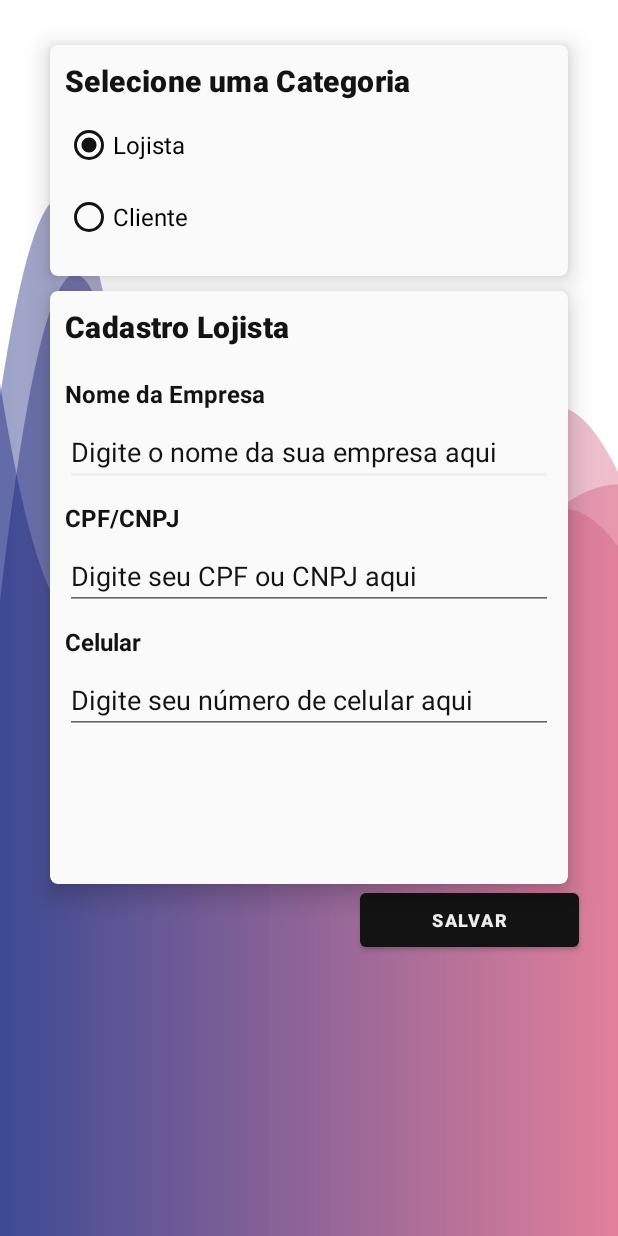
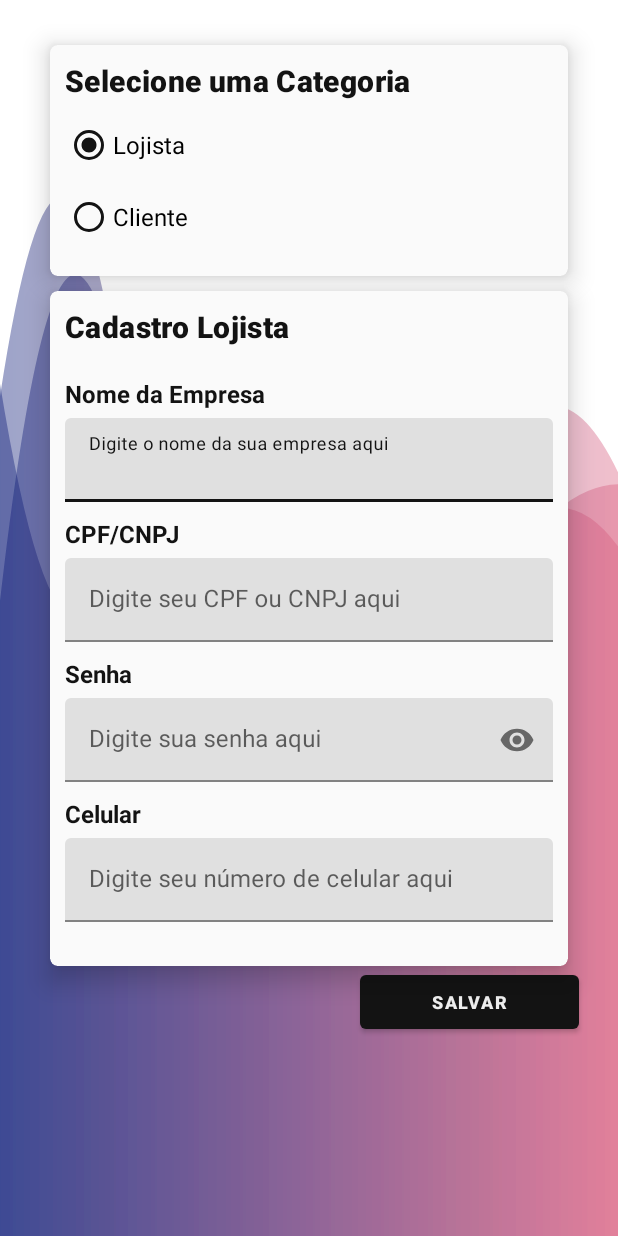
Before and after one commit to Limatucano/alif, an Android app: the CadastroActivity screen opened directly, with no data from a screen before it, on a phone screen of 412 x 824 dp. Run offline under Robolectric (Android 15) with nearby library versions, the light colour scheme and no system bars.

Commit message:
formulario de cadastro lojista

```diff
--- a/app/src/main/java/com/tcc/alif/CadastroActivity.kt
+++ b/app/src/main/java/com/tcc/alif/CadastroActivity.kt
@@ -18,6 +18,14 @@ class CadastroActivity : AppCompatActivity() {
         val radio_cliente   = findViewById<RadioButton>(R.id.cliente)
         val cadastropessoa  = findViewById<CardView>(R.id.cadastropessoa)
         val cadastrolojista = findViewById<CardView>(R.id.cadastrolojista)
+        val btn_cadastrar   = findViewById<Button>(R.id.btn_cadastrar)
+
+
+
+        btn_cadastrar.setOnClickListener {
+
+
+        }
 
 
         radio_lojista.setOnClickListener{
--- a/app/src/main/res/layout/activity_cadastro.xml
+++ b/app/src/main/res/layout/activity_cadastro.xml
@@ -17,7 +17,6 @@
 
 
         <!--INICIO Card seleção de cadastro-->
-
         <androidx.cardview.widget.CardView
             android:id="@+id/selecao"
             android:layout_width="345dp"
@@ -87,7 +86,7 @@
         <androidx.cardview.widget.CardView
             android:id="@+id/cadastrolojista"
             android:layout_width="345dp"
-            android:layout_height="395dp"
+            android:layout_height="450dp"
             android:layout_gravity="center"
             android:layout_below="@+id/selecao"
             android:layout_marginTop="10dp"
@@ -135,7 +134,14 @@
                     app:layout_constraintEnd_toEndOf="parent"
                     app:layout_constraintStart_toStartOf="parent"
                     app:layout_constraintTop_toBottomOf="@+id/title_juridico" />
-
+                <com.google.android.material.textfield.TextInputLayout
+                    android:id="@+id/input_nome_empresa"
+                    android:layout_width="match_parent"
+                    android:layout_height="wrap_content"
+                    app:layout_constraintEnd_toEndOf="parent"
+                    app:layout_constraintStart_toStartOf="parent"
+                    app:layout_constraintTop_toBottomOf="@+id/txt_empresa"
+                    app:endIconMode="clear_text">
                 <com.google.android.material.textfield.TextInputEditText
                     android:id="@+id/nome_empresa"
                     android:layout_width="match_parent"
@@ -152,6 +158,7 @@
                     app:layout_constraintEnd_toEndOf="parent"
                     app:layout_constraintStart_toStartOf="parent"
                     app:layout_constraintTop_toBottomOf="@+id/txt_empresa" />
+                </com.google.android.material.textfield.TextInputLayout>
                 <TextView
                     android:id="@+id/txt_cnpj_cpf"
                     android:layout_width="match_parent"
@@ -167,8 +174,15 @@
                     android:textStyle="bold"
                     app:layout_constraintEnd_toEndOf="parent"
                     app:layout_constraintStart_toStartOf="parent"
-                    app:layout_constraintTop_toBottomOf="@+id/nome_empresa" />
-
+                    app:layout_constraintTop_toBottomOf="@+id/input_nome_empresa" />
+                <com.google.android.material.textfield.TextInputLayout
+                    android:id="@+id/input_cpf"
+                    android:layout_width="match_parent"
+                    android:layout_height="wrap_content"
+                    app:layout_constraintEnd_toEndOf="parent"
+                    app:layout_constraintStart_toStartOf="parent"
+                    app:layout_constraintTop_toBottomOf="@+id/txt_cnpj_cpf"
+                    app:endIconMode="clear_text">
                 <com.google.android.material.textfield.TextInputEditText
                     android:id="@+id/cnpj_cpf"
                     android:layout_width="match_parent"
@@ -185,6 +199,51 @@
                     app:layout_constraintEnd_toEndOf="parent"
                     app:layout_constraintStart_toStartOf="parent"
                     app:layout_constraintTop_toBottomOf="@+id/txt_cnpj_cpf" />
+                </com.google.android.material.textfield.TextInputLayout>
+                <TextView
+                    android:id="@+id/txt_senha"
+                    android:layout_width="match_parent"
+                    android:layout_height="wrap_content"
+                    android:layout_marginStart="10dp"
+                    android:layout_marginLeft="10dp"
+                    android:layout_marginTop="10dp"
+                    android:layout_marginEnd="10dp"
+                    android:layout_marginRight="10dp"
+                    android:text="@string/senha"
+                    android:textColor="@color/black"
+                    android:textSize="16sp"
+                    android:textStyle="bold"
+                    app:layout_constraintEnd_toEndOf="parent"
+                    app:layout_constraintStart_toStartOf="parent"
+                    app:layout_constraintTop_toBottomOf="@+id/input_cpf" />
+
+                <com.google.android.material.textfield.TextInputLayout
+                    android:id="@+id/input_senha"
+                    android:layout_height="wrap_content"
+                    android:layout_width="match_parent"
+                    app:layout_constraintEnd_toEndOf="parent"
+                    app:layout_constraintStart_toStartOf="parent"
+                    app:layout_constraintTop_toBottomOf="@+id/txt_senha"
+                    app:endIconMode="password_toggle"
+                    >
+                <com.google.android.material.textfield.TextInputEditText
+                    android:id="@+id/senha"
+                    android:layout_width="match_parent"
+                    android:layout_height="wrap_content"
+                    android:layout_marginStart="10dp"
+                    android:layout_marginLeft="10dp"
+                    android:layout_marginTop="5dp"
+                    android:layout_marginEnd="10dp"
+                    android:layout_marginRight="10dp"
+                    android:hint="@string/digite_sua_senha_aqui"
+                    android:inputType="textPassword"
+                    android:textColor="@color/black"
+                    android:textColorHint="@color/black"
+                    app:layout_constraintEnd_toEndOf="parent"
+                    app:layout_constraintStart_toStartOf="parent"
+                    app:layout_constraintTop_toBottomOf="@+id/txt_senha" />
+
+            </com.google.android.material.textfield.TextInputLayout>
                 <TextView
                     android:id="@+id/txt_celular_juridico"
                     android:layout_width="match_parent"
@@ -200,8 +259,15 @@
                     android:textStyle="bold"
                     app:layout_constraintEnd_toEndOf="parent"
                     app:layout_constraintStart_toStartOf="parent"
-                    app:layout_constraintTop_toBottomOf="@+id/cnpj_cpf" />
-
+                    app:layout_constraintTop_toBottomOf="@+id/input_senha" />
+                <com.google.android.material.textfield.TextInputLayout
+                    android:id="@+id/input_celular_juridico"
+                    android:layout_width="match_parent"
+                    android:layout_height="wrap_content"
+                    app:layout_constraintEnd_toEndOf="parent"
+                    app:layout_constraintStart_toStartOf="parent"
+                    app:layout_constraintTop_toBottomOf="@+id/txt_celular_juridico"
+                    app:endIconMode="clear_text">
                 <com.google.android.material.textfield.TextInputEditText
                     android:id="@+id/celular_juridico"
                     android:layout_width="match_parent"
@@ -218,7 +284,7 @@
                     app:layout_constraintEnd_toEndOf="parent"
                     app:layout_constraintStart_toStartOf="parent"
                     app:layout_constraintTop_toBottomOf="@+id/txt_celular_juridico" />
-
+                </com.google.android.material.textfield.TextInputLayout>
             </androidx.constraintlayout.widget.ConstraintLayout>
         </androidx.cardview.widget.CardView>
         <!--FIM Card cadastro lojista-->
```
